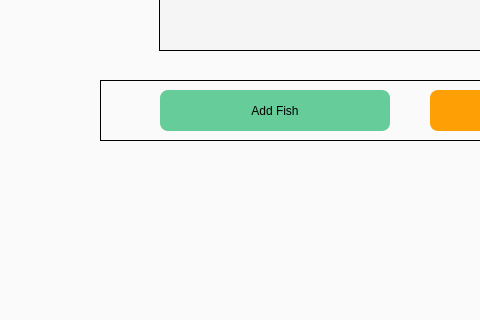
Old version of the form src/ui/generated/PondUI.ui in the repository Nukie90/fish_pond; both pictures show x 0 to 480 and y 400 to 720 of the 1080 by 720 pixel window.
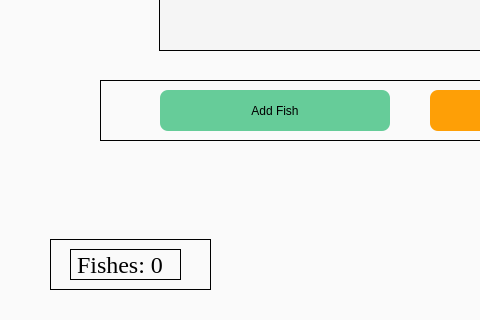
New version of the form. Icons and pictures are not drawn.

Diff of the .ui file:
```diff
--- a/src/ui/generated/PondUI.ui
+++ b/src/ui/generated/PondUI.ui
@@ -133,6 +133,47 @@
      <enum>QFrame::Raised</enum>
     </property>
    </widget>
+   <widget class="QFrame" name="frame">
+    <property name="geometry">
+     <rect>
+      <x>50</x>
+      <y>639</y>
+      <width>161</width>
+      <height>51</height>
+     </rect>
+    </property>
+    <property name="styleSheet">
+     <string notr="true">border: 1px solid black;</string>
+    </property>
+    <property name="frameShape">
+     <enum>QFrame::Shape::StyledPanel</enum>
+    </property>
+    <property name="frameShadow">
+     <enum>QFrame::Shadow::Raised</enum>
+    </property>
+    <widget class="QLabel" name="fashLabel">
+     <property name="geometry">
+      <rect>
+       <x>20</x>
+       <y>10</y>
+       <width>111</width>
+       <height>31</height>
+      </rect>
+     </property>
+     <property name="font">
+      <font>
+       <family>Times New Roman</family>
+       <pointsize>18</pointsize>
+      </font>
+     </property>
+     <property name="styleSheet">
+      <string notr="true">color:rgb(0, 0, 0)</string>
+     </property>
+     <property name="text">
+      <string>Fishes: 0</string>
+     </property>
+    </widget>
+   </widget>
   </widget>
  </widget>
  <resources>
```
Left out of the diff: 13 changed lines with no effect on the pictures.
